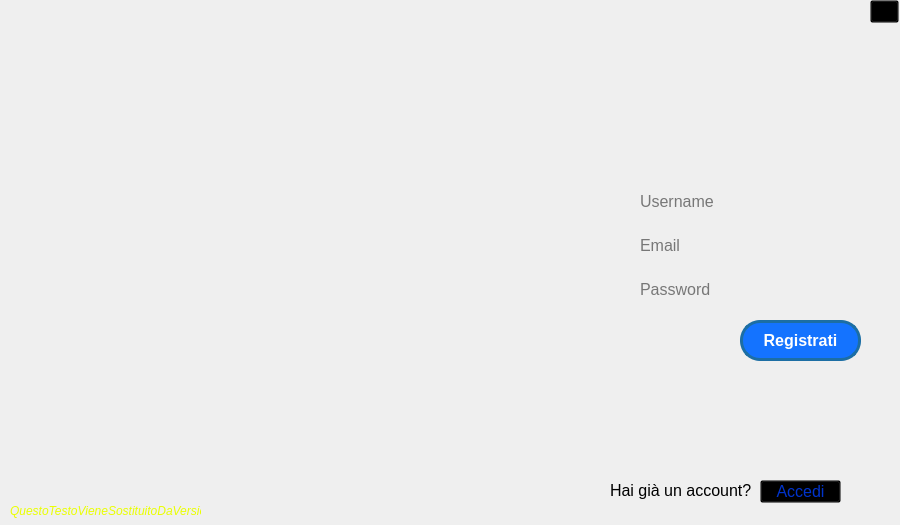
Old version of the form ClientModule/startwindow.ui in the repository giovannic96/Real-time-collaborative-text-editor.
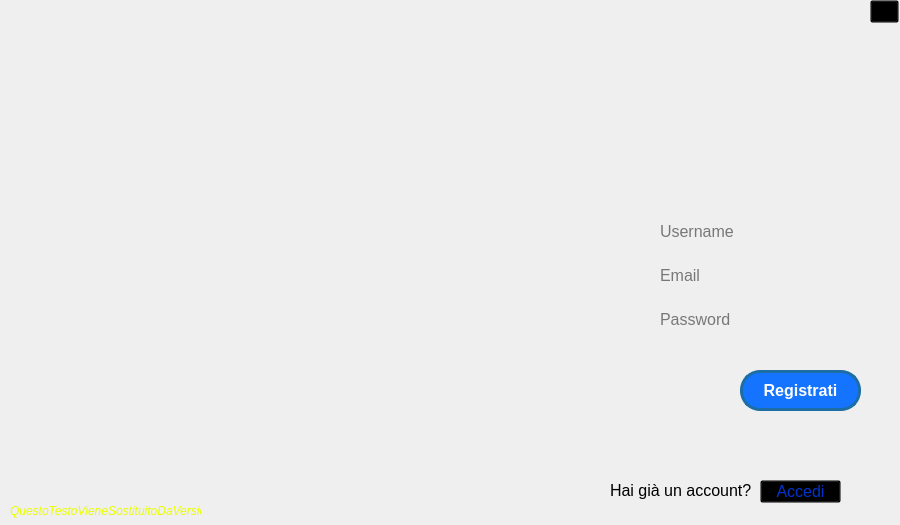
New version of the form. The open tabs and pages were chosen to show the change. Icons and pictures are not drawn.

The edit to the form file:
```diff
--- a/ClientModule/startwindow.ui
+++ b/ClientModule/startwindow.ui
@@ -283,8 +283,8 @@
      <widget class="QLineEdit" name="RegUsernameForm">
       <property name="geometry">
        <rect>
-        <x>630</x>
-        <y>186</y>
+        <x>650</x>
+        <y>216</y>
         <width>231</width>
         <height>31</height>
        </rect>
@@ -307,8 +307,8 @@
      <widget class="QLineEdit" name="RegMailForm">
       <property name="geometry">
        <rect>
-        <x>630</x>
-        <y>230</y>
+        <x>650</x>
+        <y>260</y>
         <width>231</width>
         <height>31</height>
        </rect>
@@ -332,7 +332,7 @@
       <property name="geometry">
        <rect>
         <x>740</x>
-        <y>320</y>
+        <y>370</y>
         <width>121</width>
         <height>41</height>
        </rect>
@@ -401,8 +401,8 @@
      <widget class="QLineEdit" name="RegPasswordForm">
       <property name="geometry">
        <rect>
-        <x>630</x>
-        <y>274</y>
+        <x>650</x>
+        <y>304</y>
         <width>231</width>
         <height>31</height>
        </rect>
```
Left out of the diff: 16 changed lines with no effect on the pictures.
